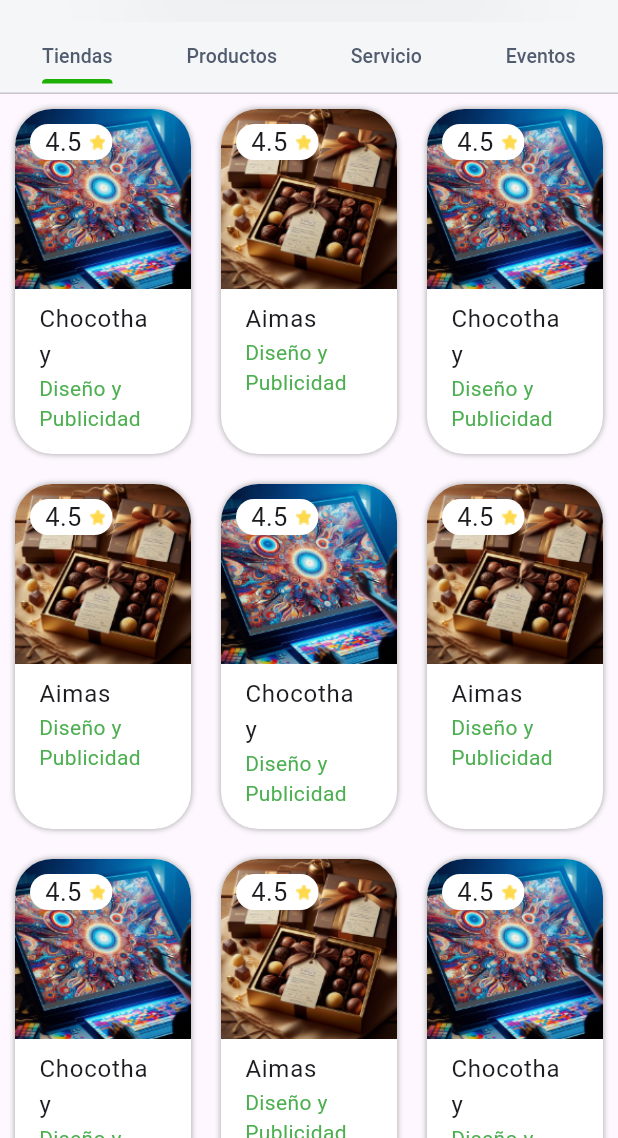
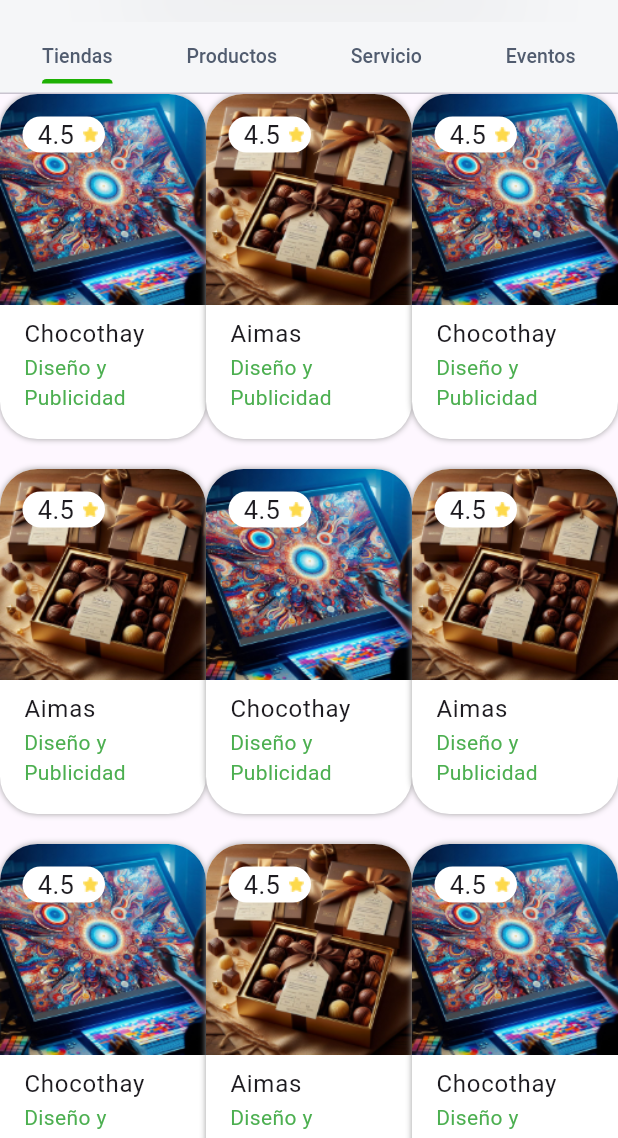
Before and after one commit to Aimas-Studio/Bisne-Flutter-app, a Flutter app: the SearchPage screen opened by its route, on a phone screen of 412 x 824 dp, the part 98-1236 px from its top. Run offline on Flutter 3.47's test engine with Material 3 defaults, Android fonts, the phone set to English and light mode, and no system bars; our stand-ins replace flutter_svg, flutter_swiper_null_safety, get, shared_preferences; accounts and stored records are empty; project files that could hold a hidden picture were left out.

Commit message:
done: TableShopWidget width fixed

```diff
--- a/lib/src/Widgets/bisnes_card_widget.dart
+++ b/lib/src/Widgets/bisnes_card_widget.dart
@@ -43,12 +43,10 @@ class BisnesCard extends StatelessWidget {
                   width: widthMedia,
                 ),
                 Expanded(
-                  child: Container(
-                    child: ListTile(
-                      title: Text(name),
-                      subtitle: Text(categories[0],
-                          style: TextStyle(color: Colors.green)),
-                    ),
+                  child: ListTile(
+                    title: Text(name),
+                    subtitle: Text(categories[0],
+                        style: TextStyle(color: Colors.green)),
                   ),
                 )
               ],
@@ -59,7 +57,6 @@ class BisnesCard extends StatelessWidget {
                 borderRadius: BorderRadius.circular(25.0),
                 boxShadow: [BoxShadow(color: Colors.grey, blurRadius: 3.0)]),
             clipBehavior: Clip.antiAlias,
-            margin: EdgeInsets.all(10.0),
             height: heightMedia,
             width: widthMedia,
           ),
@@ -70,7 +67,7 @@ class BisnesCard extends StatelessWidget {
                     left: Radius.circular(20.0), right: Radius.circular(20.0))),
             alignment: Alignment.topLeft,
             width: 55.0,
-            margin: EdgeInsets.only(top: 20.0, left: 20.0),
+            margin: EdgeInsets.only(top: 15.0, left: 15.0),
             padding: EdgeInsets.only(left: 10.0),
             child: Row(
               children: [
--- a/lib/src/Widgets/table_shop_widget.dart
+++ b/lib/src/Widgets/table_shop_widget.dart
@@ -13,7 +13,7 @@ class TableShopWidget extends StatelessWidget {
       future: ShopsProvider.cargarData(),
       builder: (context, snapshot) {
         if (snapshot.hasData) {
-          return Container(
+          return Center(
             child: Table(
               children: _createTableRow(shops: snapshot.data!),
             ),
@@ -27,25 +27,45 @@ class TableShopWidget extends StatelessWidget {
   List<TableRow> _createTableRow({required List<Map<String, dynamic>> shops}) {
     List<TableRow> listOfColums = [];
     int columIndex = 1;
-    List<BisnesCard> colmuns = [];
+    List<Container> colmuns = [];
     for (Map<String, dynamic> shop in shops) {
       if (columIndex == maxColumns) {
-        colmuns.add(BisnesCard(
+        colmuns.add(
+          Container(
+            margin: const EdgeInsets.only(bottom: 15),
+            child: Align(
+              alignment: Alignment.center,
+              child: BisnesCard(
                 name: shop["name"]!,
                 categories: shop["categories"]!,
                 image: shop["image"]!,
-            rate: shop["rate"]!));
+                rate: shop["rate"]!,
+              ),
+            ),
+          ),
+        );
 
-        listOfColums.add(TableRow(children: colmuns));
+        listOfColums.add(TableRow(
+          children: colmuns,
+        ));
         colmuns = [];
         columIndex = 1;
         continue;
       }
-      colmuns.add(BisnesCard(
+      colmuns.add(
+        Container(
+          margin: const EdgeInsets.only(bottom: 20),
+          child: Align(
+            alignment: Alignment.center,
+            child: BisnesCard(
               name: shop["name"]!,
               categories: shop["categories"]!,
               image: shop["image"]!,
-          rate: shop["rate"]!));
+              rate: shop["rate"]!,
+            ),
+          ),
+        ),
+      );
       columIndex++;
     }
 
```
Also changed, not shown: lib/src/Pages/Home/Widgets/home_page_widgets.dart (+6 -3 lines), lib/src/Pages/User/Widgets/profile_widget.dart (+17 -3 lines), 2 other files. Lines whose indentation alone changed are shown as unchanged.
